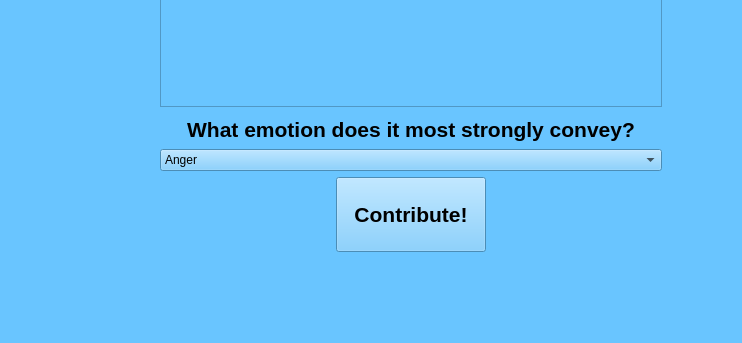
Qt form mainwindow.ui (SantiagoDaza3/DSA_Project3) before a commit; both pictures show x 0 to 742 and y 179 to 522 of the 856 by 522 pixel window.
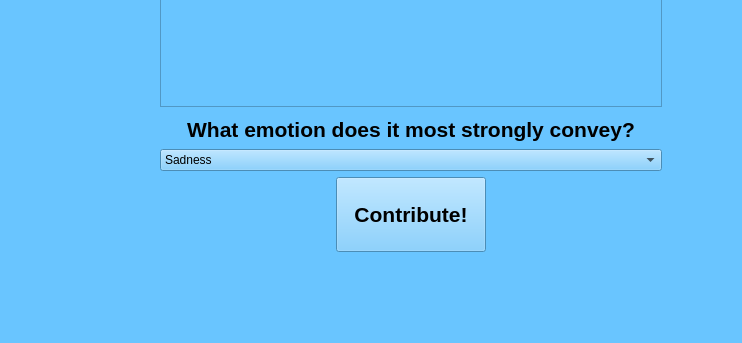
The same form after that commit. The open tabs and pages were chosen to show the change.

Commit message: Finished functionality for main GUI

The edit to the form file:
```diff
--- a/mainwindow.ui
+++ b/mainwindow.ui
@@ -1349,12 +1349,7 @@
          <widget class="QComboBox" name="contribution_box">
           <item>
            <property name="text">
-            <string>Anger</string>
-           </property>
-          </item>
-          <item>
-           <property name="text">
-            <string>Fear</string>
+            <string>Sadness</string>
            </property>
           </item>
           <item>
```
Left out of the diff: 26 changed lines with no effect on the pictures. The commit also changes 4 other files.
